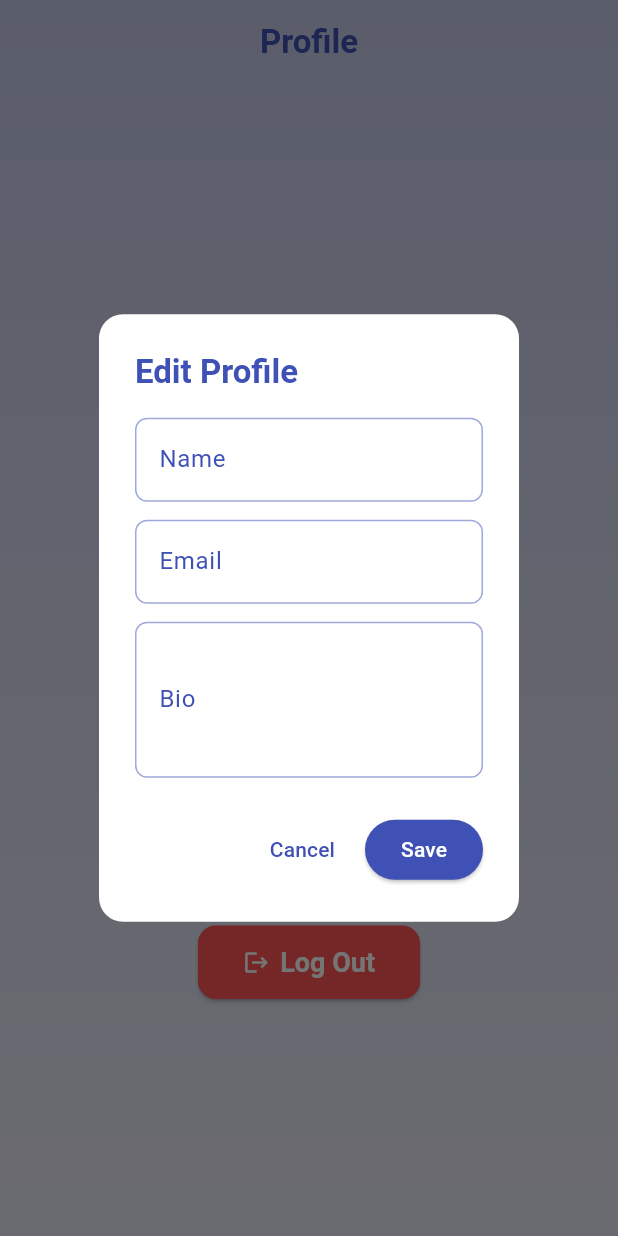
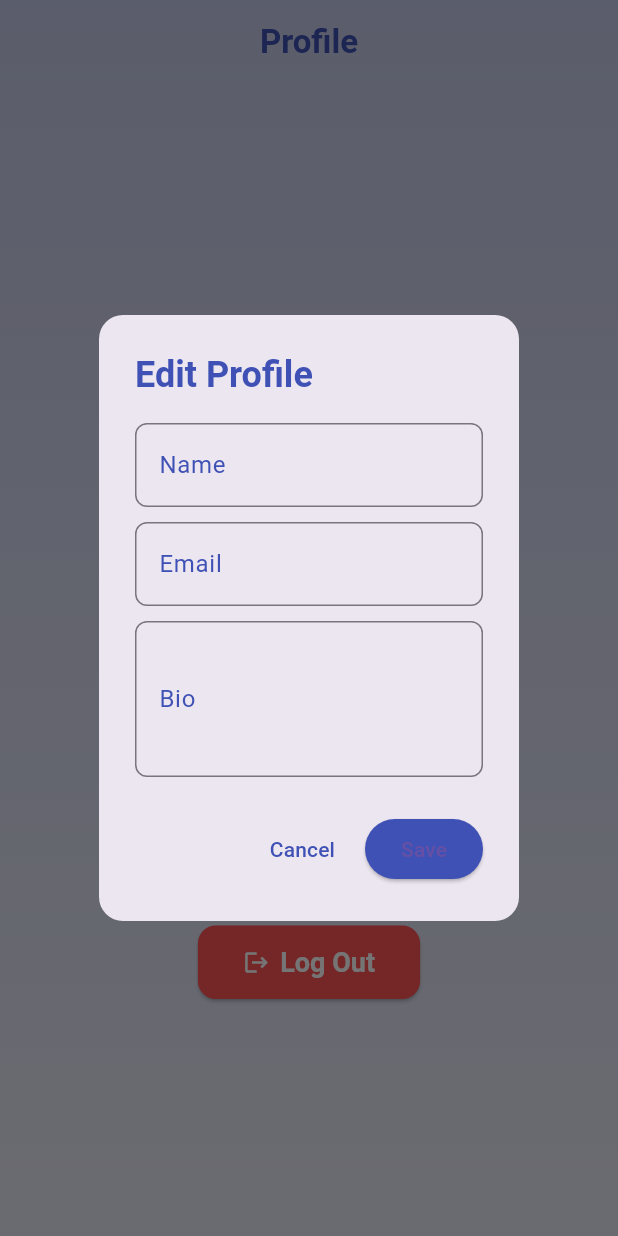
Before and after one commit to AmeyPacharkar1896/path_to_balance_frontend, a Flutter app: the ProfileContent screen opened directly, after a tap on "Edit Profile", on a phone screen of 412 x 824 dp. Run offline on Flutter 3.47's test engine with Material 3 defaults, Android fonts, the phone set to English and light mode, and no system bars; our stand-ins replace convex_bottom_bar, flutter_dotenv, image_picker, introduction_screen, shared_preferences; accounts and stored records are empty; network calls fail.

Commit message:
added edit profile feature

```diff
--- a/frontend/lib/global_provider.dart
+++ b/frontend/lib/global_provider.dart
@@ -1,5 +1,6 @@
 // lib/global_provider.dart
 import 'package:flutter/material.dart';
+import 'package:frontend/modules/auth/provider/password_visibility_provider.dart';
 import 'package:frontend/modules/past_assessment_evaluation/provider/past_assessment_provider.dart';
 import 'package:frontend/modules/tasks/provider/task_provider.dart';
 import 'package:frontend/modules/tasks/service/task_service.dart';
@@ -22,6 +23,7 @@ class GlobalProvider extends StatelessWidget {
         ChangeNotifierProvider(create: (context) => ProfileProvider()),
         ChangeNotifierProvider(create: (context) => AuthProvider()),
         ChangeNotifierProvider(create: (context) => AuthScreenState()),
+        ChangeNotifierProvider(create: (_) => PasswordVisibilityProvider()),
         ChangeNotifierProvider(create: (_) => PastAssessmentProvider()),
         ChangeNotifierProvider(create: (_) => TasksProvider(TaskService()))
       ],
--- /dev/null
+++ b/frontend/lib/modules/auth/provider/password_visibility_provider.dart
@@ -0,0 +1,17 @@
+import 'package:flutter/material.dart';
+
+class PasswordVisibilityProvider extends ChangeNotifier {
+  bool _isObscured = true;
+
+  bool get isObscured => _isObscured;
+
+  void toggleVisibility() {
+    _isObscured = !_isObscured;
+    notifyListeners();
+  }
+
+  void setVisibility(bool value) {
+    _isObscured = value;
+    notifyListeners();
+  }
+}
--- a/frontend/lib/modules/home/provider/profile_provider.dart
+++ b/frontend/lib/modules/home/provider/profile_provider.dart
@@ -1,7 +1,12 @@
 import 'dart:developer';
 import 'package:flutter/material.dart';
 import 'package:frontend/modules/auth/models/user_model.dart';
+import 'package:frontend/modules/auth/service/auth_service.dart';
 import 'package:frontend/modules/home/provider/home_provider.dart';
+import 'package:image_picker/image_picker.dart';
+
+
+final AuthService _authService = AuthService();
 
 class ProfileProvider extends ChangeNotifier {
   String _name = "";
@@ -14,7 +19,8 @@ class ProfileProvider extends ChangeNotifier {
   String get bio => _bio;
   String get avatar => _avatar;
 
-  // Sync profile data from a UserModel.
+  final AuthService _authService = AuthService();
+
   void syncFromUser(UserModel user) {
     _name = user.fullName ?? "No Name";
     _email = user.email;
@@ -23,32 +29,29 @@ class ProfileProvider extends ChangeNotifier {
     notifyListeners();
   }
 
-  // Optionally update profile values manually.
-  void updateProfile({
+  Future<void> refreshProfile(HomeProvider homeProvider) async {
+    await homeProvider.loadUserData();
+    final updatedUser = homeProvider.user;
+    if (updatedUser != null) {
+      syncFromUser(updatedUser);
+    } else {
+      log('[ProfileProvider] refreshProfile failed');
+    }
+  }
+
+  Future<void> updateAvatar(String userId, XFile imageFile) async {
+    final user = await _authService.uploadAvatar(userId, imageFile);
+    if (user != null) syncFromUser(user);
+  }
+
+  Future<void> updateProfileRemote(String userId, {
     required String name,
     required String email,
     required String bio,
-  }) {
-    _name = name;
-    _email = email;
-    _bio = bio;
-    notifyListeners();
-    // Optionally, persist changes via an API call or local storage.
-  }
-
-  // Refresh profile data by fetching the latest user data using AuthService.
-  Future<void> refreshProfile(HomeProvider homeProvider) async {
-    await homeProvider.loadUserData(); // Ensure data is loaded first
-
-    final updatedUser = homeProvider.user;
-
+  }) async {
+    final updatedUser = await _authService.updateUser(userId, name, email, bio);
     if (updatedUser != null) {
-      log(updatedUser.toString());
       syncFromUser(updatedUser);
-    } else {
-      log(
-        '[ProfileProvider] refreshProfile failed: updatedUser is null from HomeProvider',
-      );
     }
   }
 }
--- a/frontend/lib/modules/home/view/widgets/home_nav_bar.dart
+++ b/frontend/lib/modules/home/view/widgets/home_nav_bar.dart
@@ -4,7 +4,7 @@ import 'package:convex_bottom_bar/convex_bottom_bar.dart';
 import 'package:provider/provider.dart';
 import 'package:frontend/modules/home/provider/home_provider.dart';
 import 'package:frontend/modules/home/view/widgets/dashboard_content.dart';
-import 'package:frontend/modules/tasks/pages/task_content.dart';
+import 'package:frontend/modules/tasks/view/task_content.dart';
 import 'package:frontend/modules/home/view/widgets/profile_content.dart';
 
 class HomeNavBar extends StatelessWidget {
--- a/frontend/lib/modules/home/view/widgets/profile_content.dart
+++ b/frontend/lib/modules/home/view/widgets/profile_content.dart
@@ -1,8 +1,10 @@
+import 'dart:io';
 import 'package:flutter/material.dart';
+import 'package:frontend/modules/home/view/widgets/profile_edit_dialog.dart';
+import 'package:image_picker/image_picker.dart';
 import 'package:frontend/modules/home/provider/home_provider.dart';
 import 'package:frontend/modules/home/provider/profile_provider.dart';
 import 'package:provider/provider.dart';
-import 'profile_edit_dialog.dart';
 import 'package:frontend/modules/auth/provider/auth_provider.dart';
 import 'package:frontend/routes/app_routes.dart';
 
@@ -14,10 +16,11 @@ class ProfileContent extends StatefulWidget {
 }
 
 class _ProfileContentState extends State<ProfileContent> {
+  final ImagePicker _picker = ImagePicker();
+
   @override
   void initState() {
     super.initState();
-    // Once the widget is built, refresh the user data.
     WidgetsBinding.instance.addPostFrameCallback((_) async {
       final homeProvider = Provider.of<HomeProvider>(context, listen: false);
       final profileProvider = Provider.of<ProfileProvider>(
@@ -32,6 +35,20 @@ class _ProfileContentState extends State<ProfileContent> {
     final authProvider = Provider.of<AuthProvider>(context, listen: false);
     await authProvider.logout();
     Navigator.pushReplacementNamed(context, AppRoutes.authScreen);
+  }
+
+  Future<void> _pickImage(BuildContext context) async {
+    final profileProvider = Provider.of<ProfileProvider>(
+      context,
+      listen: false,
+    );
+    final homeProvider = Provider.of<HomeProvider>(context, listen: false);
+
+    final pickedFile = await _picker.pickImage(source: ImageSource.gallery);
+    if (pickedFile != null && homeProvider.user != null) {
+      final userId = homeProvider.user!.id;
+      await profileProvider.updateAvatar(userId, pickedFile);
+    }
   }
 
   @override
@@ -68,7 +85,10 @@ class _ProfileContentState extends State<ProfileContent> {
             child: Column(
               mainAxisAlignment: MainAxisAlignment.center,
               children: [
-                // Profile Picture with white border.
+                // Avatar with Upload Button
+                Stack(
+                  alignment: Alignment.bottomRight,
+                  children: [
                     Container(
                       decoration: BoxDecoration(
                         shape: BoxShape.circle,
@@ -76,12 +96,46 @@ class _ProfileContentState extends State<ProfileContent> {
                       ),
                       child: CircleAvatar(
                         radius: 60,
-                    backgroundImage: profileProvider.avatar.isNotEmpty ? NetworkImage(profileProvider.avatar) : null
+                        backgroundImage:
+                            profileProvider.avatar.isNotEmpty
+                                ? File(profileProvider.avatar).existsSync()
+                                    ? FileImage(File(profileProvider.avatar))
+                                    : NetworkImage(profileProvider.avatar)
+                                        as ImageProvider
+                                : null,
+                        child:
+                            profileProvider.avatar.isEmpty
+                                ? const Icon(
+                                  Icons.person,
+                                  size: 60,
+                                  color: Colors.white70,
+                                )
+                                : null,
                       ),
+                    ),
+                    Positioned(
+                      bottom: 4,
+                      right: 4,
+                      child: GestureDetector(
+                        onTap: () => _pickImage(context),
+                        child: Container(
+                          padding: const EdgeInsets.all(6),
+                          decoration: BoxDecoration(
+                            shape: BoxShape.circle,
+                            color: Colors.indigo,
+                          ),
+                          child: const Icon(
+                            Icons.camera_alt,
+                            color: Colors.white,
+                            size: 20,
+                          ),
+                        ),
+                      ),
+                    ),
+                  ],
                 ),
 
                 const SizedBox(height: 20),
-                // Card for user information.
                 Card(
                   shape: RoundedRectangleBorder(
                     borderRadius: BorderRadius.circular(16),
@@ -129,14 +183,13 @@ class _ProfileContentState extends State<ProfileContent> {
                   ),
                 ),
                 const SizedBox(height: 30),
-                // Edit Profile Button.
+
+                //Edit profile Button
                 ElevatedButton.icon(
-                  onPressed: () async {
-                    await showDialog(
+                  onPressed: () {
+                    showDialog(
                       context: context,
-                      builder: (BuildContext dialogContext) {
-                        return const ProfileEditDialog();
-                      },
+                      builder: (_) => const ProfileEditDialog(),
                     );
                   },
                   icon: const Icon(Icons.edit),
@@ -157,8 +210,10 @@ class _ProfileContentState extends State<ProfileContent> {
                     ),
                   ),
                 ),
+
                 const SizedBox(height: 20),
-                // Log Out Button.
+
+                // Log Out Button
                 ElevatedButton.icon(
                   onPressed: () => _logout(context),
                   icon: const Icon(Icons.logout),
--- a/frontend/lib/modules/home/view/widgets/profile_edit_dialog.dart
+++ b/frontend/lib/modules/home/view/widgets/profile_edit_dialog.dart
@@ -1,6 +1,7 @@
 import 'package:flutter/material.dart';
 import 'package:provider/provider.dart';
-import '../../provider/profile_provider.dart';
+import '../../../home/provider/profile_provider.dart';
+import '../../../home/provider/home_provider.dart';
 
 class ProfileEditDialog extends StatefulWidget {
   const ProfileEditDialog({Key? key}) : super(key: key);
@@ -33,98 +34,58 @@ class _ProfileEditDialogState extends State<ProfileEditDialog> {
 
   @override
   Widget build(BuildContext context) {
+    final profileProvider = Provider.of<ProfileProvider>(context, listen: false);
+    final homeProvider = Provider.of<HomeProvider>(context, listen: false);
+    final userId = homeProvider.user?.id ?? "";
+
     return AlertDialog(
-      backgroundColor: Colors.white,
+      title: const Text("Edit Profile", style: TextStyle(color: Colors.indigo, fontWeight: FontWeight.bold)),
       shape: RoundedRectangleBorder(borderRadius: BorderRadius.circular(16)),
-      title: const Text(
-        "Edit Profile",
-        style: TextStyle(
-          fontSize: 22,
-          fontWeight: FontWeight.bold,
-          color: Colors.indigo,
-        ),
-      ),
       content: SingleChildScrollView(
         child: Column(
-          mainAxisSize: MainAxisSize.min,
           children: [
-            TextField(
-              controller: _nameController,
-              decoration: InputDecoration(
-                labelText: "Name",
-                labelStyle: const TextStyle(color: Colors.indigo),
-                enabledBorder: OutlineInputBorder(
-                  borderSide: BorderSide(color: Colors.indigo.shade200),
-                  borderRadius: BorderRadius.circular(8),
-                ),
-                focusedBorder: OutlineInputBorder(
-                  borderSide: const BorderSide(color: Colors.indigo),
-                  borderRadius: BorderRadius.circular(8),
-                ),
-              ),
-            ),
-            const SizedBox(height: 12),
-            TextField(
-              controller: _emailController,
-              decoration: InputDecoration(
-                labelText: "Email",
-                labelStyle: const TextStyle(color: Colors.indigo),
-                enabledBorder: OutlineInputBorder(
-                  borderSide: BorderSide(color: Colors.indigo.shade200),
-                  borderRadius: BorderRadius.circular(8),
-                ),
-                focusedBorder: OutlineInputBorder(
-                  borderSide: const BorderSide(color: Colors.indigo),
-                  borderRadius: BorderRadius.circular(8),
-                ),
-              ),
-            ),
-            const SizedBox(height: 12),
-            TextField(
-              controller: _bioController,
-              maxLines: 3,
-              decoration: InputDecoration(
-                labelText: "Bio",
-                labelStyle: const TextStyle(color: Colors.indigo),
-                enabledBorder: OutlineInputBorder(
-                  borderSide: BorderSide(color: Colors.indigo.shade200),
-                  borderRadius: BorderRadius.circular(8),
-                ),
-                focusedBorder: OutlineInputBorder(
-                  borderSide: const BorderSide(color: Colors.indigo),
-                  borderRadius: BorderRadius.circular(8),
-                ),
-              ),
-            ),
+            _buildTextField("Name", _nameController),
+            const SizedBox(height: 10),
+            _buildTextField("Email", _emailController),
+            const SizedBox(height: 10),
+            _buildTextField("Bio", _bioController, maxLines: 3),
           ],
         ),
       ),
       actions: [
         TextButton(
           onPressed: () => Navigator.of(context).pop(),
-          child: const Text(
-            "Cancel",
-            style: TextStyle(color: Colors.indigo),
-          ),
+          child: const Text("Cancel", style: TextStyle(color: Colors.indigo)),
         ),
         ElevatedButton(
-          onPressed: () {
-            final profileProvider =
-                Provider.of<ProfileProvider>(context, listen: false);
-            profileProvider.updateProfile(
+          onPressed: () async {
+            await profileProvider.updateProfileRemote(
+              userId,
               name: _nameController.text,
               email: _emailController.text,
               bio: _bioController.text,
             );
             Navigator.of(context).pop();
           },
-          style: ElevatedButton.styleFrom(
-            backgroundColor: Colors.indigo,
-            foregroundColor: Colors.white,
-          ),
+          style: ElevatedButton.styleFrom(backgroundColor: Colors.indigo),
           child: const Text("Save"),
         ),
       ],
     );
   }
+
+  Widget _buildTextField(String label, TextEditingController controller, {int maxLines = 1}) {
+    return TextField(
+      controller: controller,
+      maxLines: maxLines,
+      decoration: InputDecoration(
+        labelText: label,
+        labelStyle: const TextStyle(color: Colors.indigo),
+        border: OutlineInputBorder(borderRadius: BorderRadius.circular(8)),
+        focusedBorder: const OutlineInputBorder(
+          borderSide: BorderSide(color: Colors.indigo),
+        ),
+      ),
+    );
+  }
 }
--- a/frontend/lib/modules/tasks/pages/task_content.dart
+++ b/frontend/lib/modules/tasks/view/task_content.dart
@@ -1,5 +1,5 @@
 import 'package:flutter/material.dart';
-import 'package:frontend/modules/tasks/pages/widgets/tasks_tiles.dart';
+import 'package:frontend/modules/tasks/view/widgets/tasks_tiles.dart';
 import 'package:frontend/routes/app_routes.dart';
 
 class TaskContent extends StatelessWidget {
--- a/frontend/lib/routes/app_routes.dart
+++ b/frontend/lib/routes/app_routes.dart
@@ -10,9 +10,9 @@ import 'package:frontend/modules/questionnaire/view/questionanaire_view_model.da
 import 'package:frontend/modules/questionnaire/view/questionnaire_detail_wrapper.dart';
 import 'package:frontend/modules/questionnaire/view/questionnaire_list_screen.dart';
 import 'package:frontend/modules/questionnaire/view/result_screen.dart';
-import 'package:frontend/modules/tasks/pages/daily_tasks_page.dart' as daily;
-import 'package:frontend/modules/tasks/pages/task_content.dart';
-import 'package:frontend/modules/tasks/pages/weekly_tasks_page.dart' as weekly;
+import 'package:frontend/modules/tasks/view/daily_tasks_page.dart' as daily;
+import 'package:frontend/modules/tasks/view/task_content.dart';
+import 'package:frontend/modules/tasks/view/weekly_tasks_page.dart' as weekly;
 
 class AppRoutes {
   static const String onboarding = '/onboarding';
--- a/frontend/pubspec.yaml
+++ b/frontend/pubspec.yaml
@@ -41,6 +41,8 @@ dependencies:
   flutter_dotenv: ^5.2.1
   shared_preferences: ^2.5.3
   convex_bottom_bar: ^3.2.0
+  image_picker: ^1.1.2
+  path: ^1.9.1
 
 dev_dependencies:
   flutter_test:
```
Also changed, not shown: frontend/lib/modules/auth/service/auth_service.dart (+61 -4 lines), frontend/lib/modules/auth/view/widgets/custom_text_field.dart (+32 -2 lines), frontend/lib/modules/tasks/view/daily_tasks_page.dart (renamed from frontend/lib/modules/tasks/pages/daily_tasks_page.dart), frontend/lib/modules/tasks/view/weekly_tasks_page.dart (renamed from frontend/lib/modules/tasks/pages/weekly_tasks_page.dart), frontend/lib/modules/tasks/view/widgets/tasks_tiles.dart (renamed from frontend/lib/modules/tasks/pages/widgets/tasks_tiles.dart), frontend/pubspec.lock, 6 other files. Lines whose indentation alone changed are shown as unchanged.
